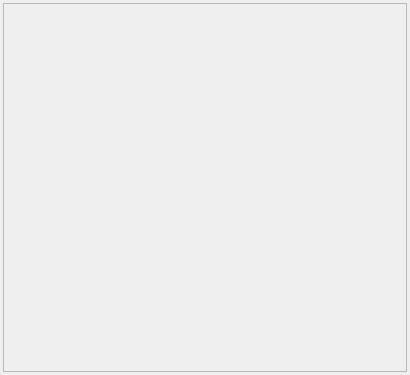
First picture: the form in ui/Inspector.ui, repository pitbullcty/Ray-tracing-renderer, before the edit.
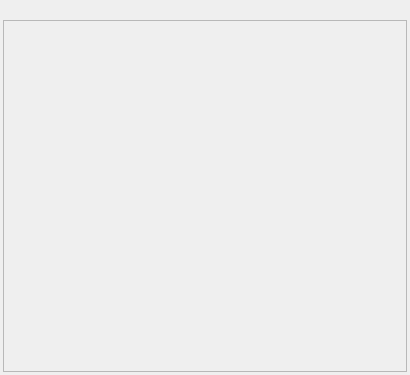
Second picture: the form after the edit.

What changed in the file:
```diff
--- a/ui/Inspector.ui
+++ b/ui/Inspector.ui
@@ -13,7 +13,7 @@
   <property name="windowTitle">
    <string>Form</string>
   </property>
-  <layout class="QVBoxLayout" name="verticalLayout_2" stretch="0">
+  <layout class="QVBoxLayout" name="verticalLayout_2" stretch="0,0">
    <property name="spacing">
     <number>3</number>
    </property>
@@ -29,6 +29,13 @@
    <property name="bottomMargin">
     <number>3</number>
    </property>
+   <item>
+    <widget class="QLabel" name="modelName">
+     <property name="text">
+      <string/>
+     </property>
+    </widget>
+   </item>
    <item>
     <widget class="QScrollArea" name="scrollArea">
      <property name="widgetResizable">
@@ -40,7 +47,7 @@
         <x>0</x>
         <y>0</y>
         <width>402</width>
-        <height>367</height>
+        <height>348</height>
        </rect>
       </property>
       <layout class="QVBoxLayout" name="verticalLayout_3">
```
